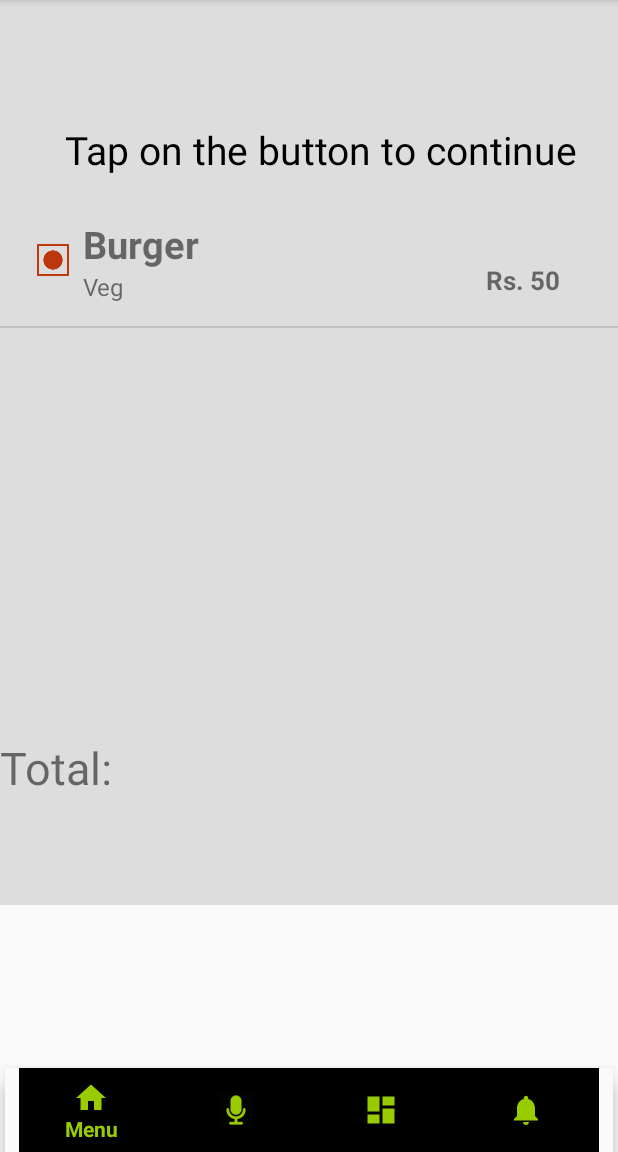
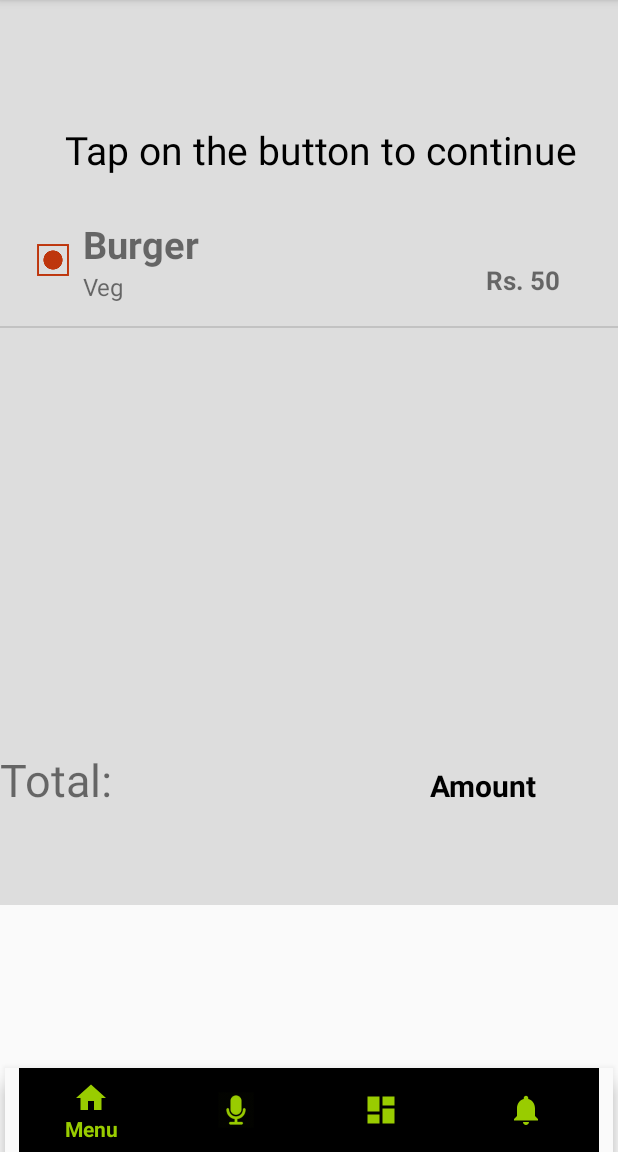
Before and after one commit to deadgrudge1/GenericRestaurant, an Android app: the screen it shows after launch (MainActivity), item 2 of the bottom bar chosen, on a phone screen of 412 x 824 dp, the part 84-1236 px from its top. Run offline under Robolectric (Android 15) with nearby library versions, the phone set to English and light mode, and no system bars.

```diff
--- a/app/src/main/java/com/example/genericrestaurant/MenuCard.java
+++ b/app/src/main/java/com/example/genericrestaurant/MenuCard.java
@@ -1,14 +1,10 @@
 package com.example.genericrestaurant;
 
-import android.graphics.drawable.Icon;
-import android.os.Bundle;
-import android.support.annotation.NonNull;
-import android.support.annotation.Nullable;
+import android.annotation.SuppressLint;
 import android.support.v4.app.Fragment;
-import android.view.LayoutInflater;
-import android.view.View;
-import android.view.ViewGroup;
 
+
+@SuppressLint("ValidFragment")
 public class MenuCard extends Fragment
 {
     public String food_name, food_cost;
--- a/app/src/main/java/com/example/genericrestaurant/fragment_menu.java
+++ b/app/src/main/java/com/example/genericrestaurant/fragment_menu.java
@@ -3,6 +3,7 @@ package com.example.genericrestaurant;
 import android.os.Bundle;
 import android.support.annotation.NonNull;
 import android.support.annotation.Nullable;
+import android.support.design.widget.FloatingActionButton;
 import android.support.v4.app.Fragment;
 import android.view.LayoutInflater;
 import android.view.View;
@@ -18,6 +19,7 @@ public class fragment_menu extends Fragment
     ArrayList<MenuCard> menu = new ArrayList<>();
     CustomAdapter foodAdapter;
     MenuCard item1;
+    FloatingActionButton add_item_button;
 
 
     @Nullable
@@ -35,9 +37,12 @@ public class fragment_menu extends Fragment
     public void onViewCreated(@NonNull View view, @Nullable Bundle savedInstanceState) {
 
         super.onViewCreated(view, savedInstanceState);
-
+        add_item_button = view.findViewById(R.id.add_item);
         menulist = view.findViewById(R.id.menu_list);
         menulist.setAdapter(foodAdapter);
 
     }
+
+
+
 }
--- a/app/src/main/java/com/example/genericrestaurant/fragment_speak.java
+++ b/app/src/main/java/com/example/genericrestaurant/fragment_speak.java
@@ -13,6 +13,7 @@ import android.view.View;
 import android.view.ViewGroup;
 import android.widget.ArrayAdapter;
 import android.widget.ListView;
+import android.widget.TextView;
 import android.widget.Toast;
 
 import java.util.ArrayList;
@@ -27,6 +28,7 @@ public class fragment_speak extends Fragment {
     ArrayList<MenuCard> order = new ArrayList<>();
     CustomAdapter orderAdapter ;
     MenuCard order1;
+    TextView total_amount;
 
 
     public void promptSpeechInput() {
--- a/app/src/main/res/layout/fragment_mic.xml
+++ b/app/src/main/res/layout/fragment_mic.xml
@@ -33,14 +33,25 @@
 
     <TextView
         android:id="@+id/textView"
-        android:layout_width="match_parent"
+        android:layout_width="wrap_content"
         android:layout_height="56dp"
+        android:layout_alignParentBottom="true"
+        android:layout_marginBottom="48dp"
+        android:text="Total: "
         android:textSize="30dp"
-        android:layout_alignParentBottom="true"
-        android:layout_centerHorizontal="true"
-        android:layout_marginBottom="56dp"
-        android:text="Total: "
 
         />
 
+    <TextView
+        android:id="@+id/textView2"
+        android:layout_width="118dp"
+        android:layout_height="51dp"
+        android:layout_alignBaseline="@+id/textView"
+        android:textAlignment="center"
+        android:layout_marginLeft="263dp"
+        android:text="Amount"
+        android:textColor="#000000"
+        android:textSize="20dp"
+        android:textStyle="bold" />
+
 </RelativeLayout>
```
Also changed, not shown: app/src/main/java/com/example/genericrestaurant/DBManager.java (added, +62 -0 lines), app/src/main/java/com/example/genericrestaurant/DatabaseHelper.java (added, +42 -0 lines), app/src/main/res/layout/add_item_menu.xml (added, +66 -0 lines), app/src/main/res/layout/fragment_menu.xml (+11 -0 lines).
